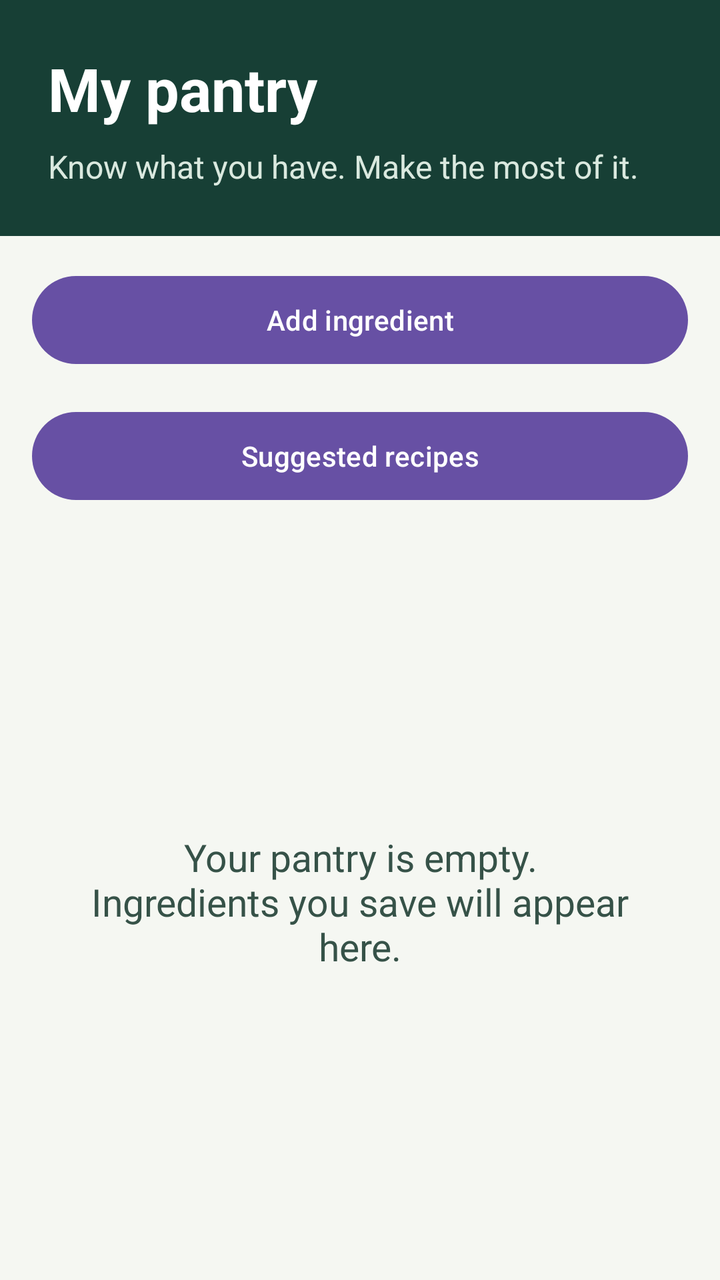
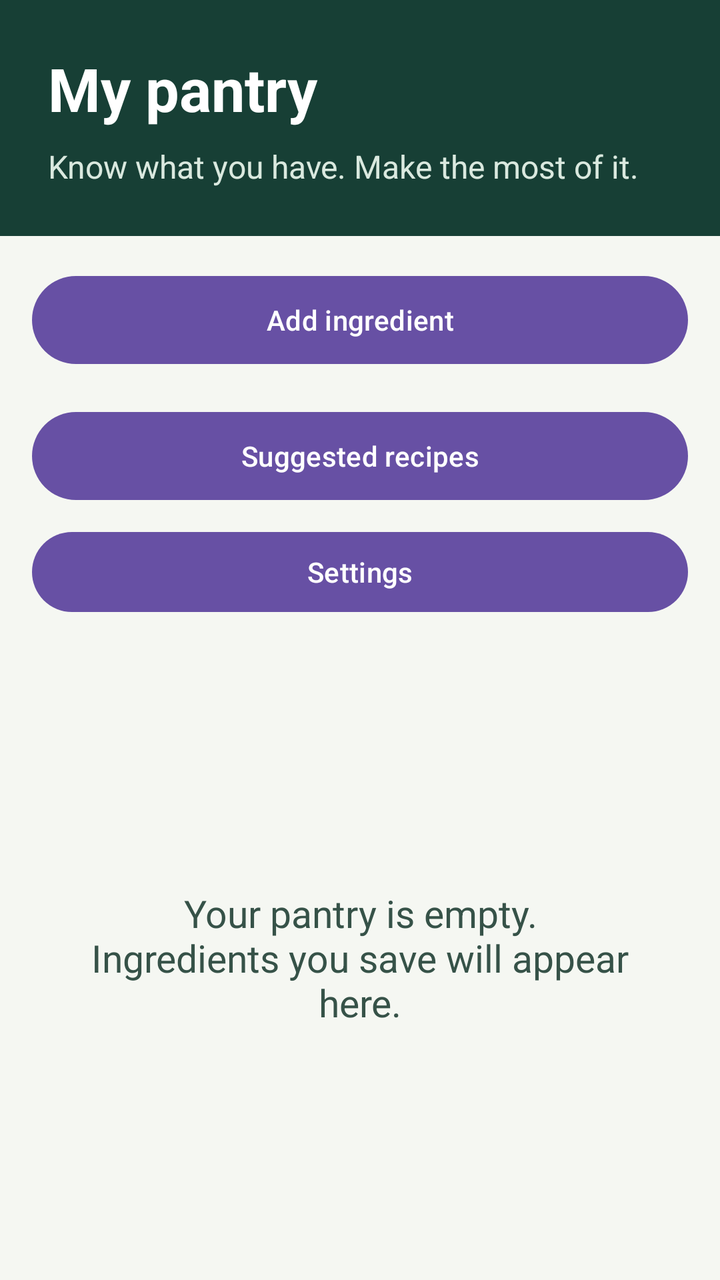

Two renders of the same Android screen: before a commit and after it. Below are the layout's source before the change and the commit's diff.
<!-- AndroidManifest.xml: application theme Theme.SmartPantryManager -->
<!-- res/layout/activity_main.xml -->
<?xml version="1.0" encoding="utf-8"?>
<LinearLayout xmlns:android="http://schemas.android.com/apk/res/android"
    android:id="@+id/main"
    android:layout_width="match_parent"
    android:layout_height="match_parent"
    android:orientation="vertical"
    android:background="#F5F7F2">
    <LinearLayout
        android:layout_width="match_parent"
        android:layout_height="wrap_content"
        android:orientation="vertical"
        android:padding="24dp"
        android:background="#173F35">
        <TextView
            android:layout_width="match_parent"
            android:layout_height="wrap_content"
            android:text="@string/pantry_title"
            android:textSize="30sp"
            android:textStyle="bold"
            android:textColor="#FFFFFF" />
        <TextView
            android:layout_width="match_parent"
            android:layout_height="wrap_content"
            android:layout_marginTop="8dp"
            android:text="@string/pantry_subtitle"
            android:textSize="16sp"
            android:textColor="#DAE9DF" />
    </LinearLayout>
    <Button
        android:id="@+id/add_ingredient"
        android:layout_width="match_parent"
        android:layout_height="wrap_content"
        android:layout_margin="16dp"
        android:minHeight="52dp"
        android:text="@string/add_ingredient" />
    <Button android:id="@+id/open_recipes" android:layout_width="match_parent" android:layout_height="wrap_content" android:layout_marginHorizontal="16dp" android:layout_marginBottom="8dp" android:minHeight="52dp" android:text="@string/suggested_recipes" />
    <FrameLayout
        android:layout_width="match_parent"
        android:layout_height="0dp"
        android:layout_weight="1">
        <ListView
            android:id="@+id/pantry_list"
            android:layout_width="match_parent"
            android:layout_height="match_parent"
            android:padding="16dp"
            android:clipToPadding="false"
            android:divider="#D8E2DA"
            android:dividerHeight="1dp" />
        <TextView
            android:id="@+id/empty_pantry"
            android:layout_width="match_parent"
            android:layout_height="match_parent"
            android:gravity="center"
            android:padding="32dp"
            android:text="@string/pantry_empty"
            android:textSize="19sp"
            android:textColor="#365248" />
    </FrameLayout>
</LinearLayout>
<!-- resources referenced by this layout -->
<resources>
  <string name="add_ingredient">Add ingredient</string>
  <string name="pantry_empty">Your pantry is empty.\nIngredients you save will appear here.</string>
  <string name="pantry_subtitle">Know what you have. Make the most of it.</string>
  <string name="pantry_title">My pantry</string>
  <string name="suggested_recipes">Suggested recipes</string>
  <style name="Theme.SmartPantryManager" parent="Base.Theme.SmartPantryManager" />
  <style name="Base.Theme.SmartPantryManager" parent="Theme.Material3.DayNight.NoActionBar">
          
          
      </style>
</resources>

<!-- the commit's change to res/layout/activity_main.xml (unified diff, before → after) -->
@@ -34,6 +34,7 @@
         android:minHeight="52dp"
         android:text="@string/add_ingredient" />
     <Button android:id="@+id/open_recipes" android:layout_width="match_parent" android:layout_height="wrap_content" android:layout_marginHorizontal="16dp" android:layout_marginBottom="8dp" android:minHeight="52dp" android:text="@string/suggested_recipes" />
+    <Button android:id="@+id/open_settings" android:layout_width="match_parent" android:layout_height="wrap_content" android:layout_marginHorizontal="16dp" android:layout_marginBottom="8dp" android:minHeight="48dp" android:text="@string/settings_title" />
     <FrameLayout
         android:layout_width="match_parent"
         android:layout_height="0dp"
<!-- resource entries referenced after the edit -->
@@ -4,6 +4,7 @@
   <string name="pantry_empty">Your pantry is empty.\nIngredients you save will appear here.</string>
   <string name="pantry_subtitle">Know what you have. Make the most of it.</string>
   <string name="pantry_title">My pantry</string>
+  <string name="settings_title">Settings</string>
   <string name="suggested_recipes">Suggested recipes</string>
   <style name="Theme.SmartPantryManager" parent="Base.Theme.SmartPantryManager" />
   <style name="Base.Theme.SmartPantryManager" parent="Theme.Material3.DayNight.NoActionBar">
